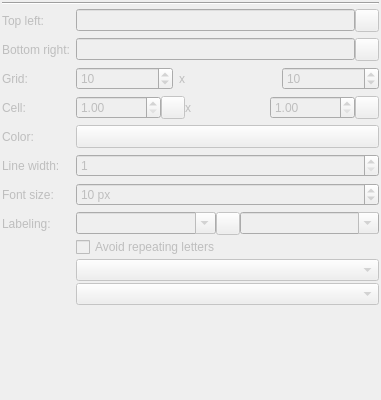
Before: the Qt Designer form kadas/app/guidegrid/kadasguidegridwidgetbase.ui in kadas-albireo/kadas-albireo2, drawn with Qt 5.
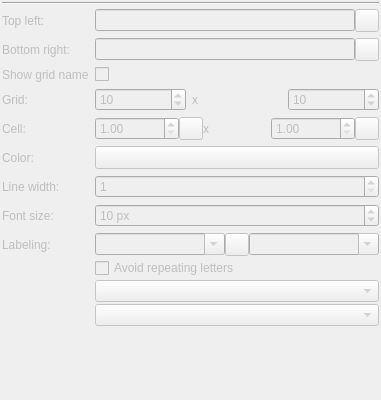
After: the same form once the commit is applied. Icons and pictures are not drawn. Custom widgets are drawn as their Qt base class.

Commit message:
Add a show layer title option to differentiate between grid (#546)
* Add a show layer title option to differentiate between grid

* use QgsTextRenderer to draw the guide grid title

---------

```diff
--- a/kadas/app/guidegrid/kadasguidegridwidgetbase.ui
+++ b/kadas/app/guidegrid/kadasguidegridwidgetbase.ui
@@ -119,14 +119,14 @@
         </item>
        </layout>
       </item>
-      <item row="2" column="0">
+      <item row="3" column="0">
        <widget class="QLabel" name="labelGrid">
         <property name="text">
          <string>Grid:</string>
         </property>
        </widget>
       </item>
-      <item row="2" column="1">
+      <item row="3" column="1">
        <layout class="QHBoxLayout" name="horizontalLayoutGrid">
         <item>
          <widget class="QSpinBox" name="spinBoxCols">
@@ -169,14 +169,14 @@
         </item>
        </layout>
       </item>
-      <item row="3" column="0">
+      <item row="4" column="0">
        <widget class="QLabel" name="labelCell">
         <property name="text">
          <string>Cell:</string>
         </property>
        </widget>
       </item>
-      <item row="3" column="1">
+      <item row="4" column="1">
        <layout class="QHBoxLayout" name="horizontalLayoutCell">
         <property name="spacing">
          <number>0</number>
@@ -241,14 +241,14 @@
         </item>
        </layout>
       </item>
-      <item row="4" column="0">
+      <item row="5" column="0">
        <widget class="QLabel" name="labelColor">
         <property name="text">
          <string>Color:</string>
         </property>
        </widget>
       </item>
-      <item row="4" column="1">
+      <item row="5" column="1">
        <widget class="QgsColorButton" name="toolButtonColor">
         <property name="sizePolicy">
          <sizepolicy hsizetype="Preferred" vsizetype="Fixed">
@@ -258,14 +258,14 @@
         </property>
        </widget>
       </item>
-      <item row="5" column="0">
+      <item row="6" column="0">
        <widget class="QLabel" name="labelLineWidth">
         <property name="text">
          <string>Line width:</string>
         </property>
        </widget>
       </item>
-      <item row="5" column="1">
+      <item row="6" column="1">
        <widget class="QSpinBox" name="spinBoxLineWidth">
         <property name="minimum">
          <number>1</number>
@@ -275,14 +275,14 @@
         </property>
        </widget>
       </item>
-      <item row="6" column="0">
+      <item row="7" column="0">
        <widget class="QLabel" name="labelFontSize">
         <property name="text">
          <string>Font size:</string>
         </property>
        </widget>
       </item>
-      <item row="6" column="1">
+      <item row="7" column="1">
        <widget class="QSpinBox" name="spinBoxFontSize">
         <property name="suffix">
          <string notr="true"> px</string>
@@ -295,14 +295,14 @@
         </property>
        </widget>
       </item>
-      <item row="7" column="0">
+      <item row="8" column="0">
        <widget class="QLabel" name="labelLabeling">
         <property name="text">
          <string>Labeling:</string>
         </property>
        </widget>
       </item>
-      <item row="7" column="1">
+      <item row="8" column="1">
        <layout class="QVBoxLayout" name="verticalLayoutLabeling">
         <property name="spacing">
          <number>2</number>
@@ -373,6 +373,20 @@
         </item>
        </layout>
       </item>
+      <item row="2" column="1">
+       <widget class="QCheckBox" name="checkBoxShowLayerTitle">
+        <property name="text">
+         <string/>
+        </property>
+       </widget>
+      </item>
+      <item row="2" column="0">
+       <widget class="QLabel" name="label_2">
+        <property name="text">
+         <string>Show grid name</string>
+        </property>
+       </widget>
+      </item>
      </layout>
     </widget>
    </item>
```
The commit also changes 3 other files.
